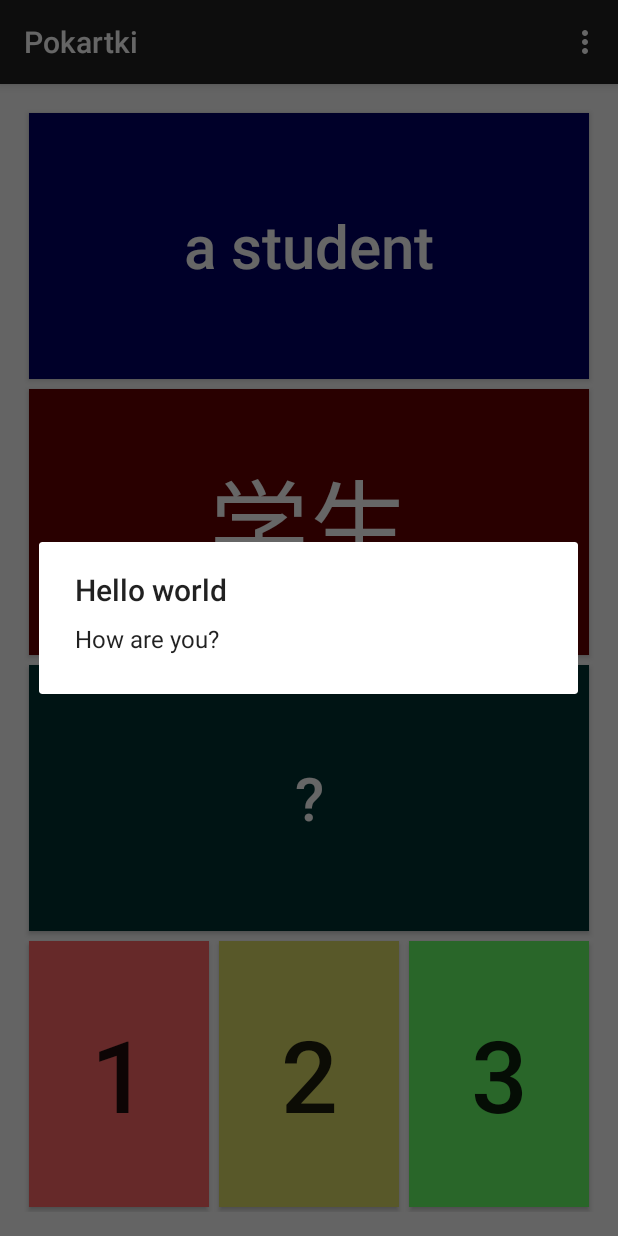
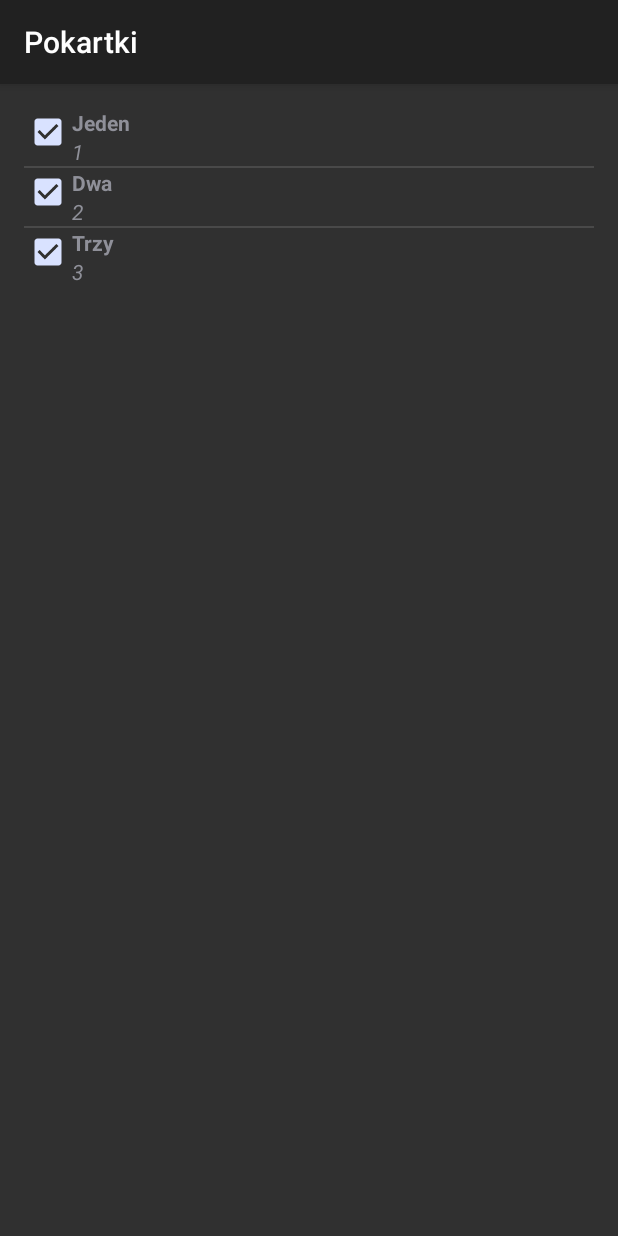
Before and after one commit to astasiak/pokartki, an Android app: the screen it shows after launch (MainActivity before the commit, SetsActivity after it), in the options menu, after a tap on "Sets", on a phone screen of 412 x 824 dp. Run offline under Robolectric (Android 15) with nearby library versions, the phone set to English and light mode, and no system bars.

```diff
--- a/app/src/main/AndroidManifest.xml
+++ b/app/src/main/AndroidManifest.xml
@@ -6,7 +6,7 @@
         android:allowBackup="true"
         android:icon="@mipmap/ic_launcher"
         android:label="@string/app_name"
-        android:theme="@style/AppTheme">
+        android:theme="@style/Base.Theme.AppCompat">
         <activity
             android:name=".MainActivity"
             android:label="@string/app_name" >
@@ -18,6 +18,7 @@
         </activity>
 
         <activity android:name=".DirectionsActivity"/>
+        <activity android:name=".SetsActivity"/>
     </application>
 
 </manifest>
--- a/app/src/main/java/io/github/astasiak/pokartki/MainActivity.java
+++ b/app/src/main/java/io/github/astasiak/pokartki/MainActivity.java
@@ -4,8 +4,8 @@ import android.app.AlertDialog;
 import android.content.Intent;
 import android.content.SharedPreferences;
 import android.preference.PreferenceManager;
-import android.support.v7.app.ActionBarActivity;
 import android.os.Bundle;
+import android.support.v7.app.AppCompatActivity;
 import android.view.Menu;
 import android.view.MenuItem;
 import android.view.View;
@@ -15,6 +15,7 @@ import java.util.HashSet;
 import java.util.Set;
 
 import io.github.astasiak.pokartki.dao.Flashcard;
+import io.github.astasiak.pokartki.dao.FlashcardSet;
 import io.github.astasiak.pokartki.dao.FlashcardSetsDao;
 import io.github.astasiak.pokartki.dao.FlashcardsDao;
 import io.github.astasiak.pokartki.engine.Answer;
@@ -24,7 +25,7 @@ import io.github.astasiak.pokartki.engine.QuestionDirection;
 import io.github.astasiak.pokartki.engine.QuestionSource;
 
 
-public class MainActivity extends ActionBarActivity {
+public class MainActivity extends AppCompatActivity {
 
     private QuestionSource questionSource;
     private FlashcardsDao flashcardsDao;
@@ -44,7 +45,7 @@ public class MainActivity extends ActionBarActivity {
 
         this.flashcardsDao = new FlashcardsDao(getApplicationContext());
         this.flashcardSetsDao = new FlashcardSetsDao(getApplicationContext());
-        insertSampleData(flashcardsDao);
+        insertSampleData(flashcardsDao, flashcardSetsDao);
         this.questionSource = new DaoQuestionStore(flashcardsDao, flashcardSetsDao);
 
         SharedPreferences settings = PreferenceManager.getDefaultSharedPreferences(this);
@@ -138,7 +139,8 @@ public class MainActivity extends ActionBarActivity {
     public boolean onOptionsItemSelected(MenuItem item) {
         int id = item.getItemId();
         if (id == R.id.action_sets) {
-            showDialog("Hello world", "How are you?");
+            Intent intent = new Intent(MainActivity.this, SetsActivity.class);
+            startActivity(intent);
             return true;
         }
         if (id == R.id.action_directions) {
@@ -169,20 +171,34 @@ public class MainActivity extends ActionBarActivity {
         dialog.show();
     }
 
-    private void insertSampleData(FlashcardsDao flashcardsDao) {
+    private void insertSampleData(FlashcardsDao flashcardsDao, FlashcardSetsDao flashcardSetsDao) {
         flashcardsDao.clear();
-        flashcardsDao.insert(sampleFlashcard("a student", "\u5b66\u751f", "xu\u00e9sheng"));
-        flashcardsDao.insert(sampleFlashcard("a language", "\u8bed\u8a00", "y\u016dy\u00e1n"));
-        flashcardsDao.insert(sampleFlashcard("I'm sorry", "\u5bf9\u4e0d\u8d77", "du\u00ec buq\u012d"));
-        flashcardsDao.insert(sampleFlashcard("Good bye", "\u518d\u89c1", "z\u00e0iji\u00e0n"));
-        flashcardsDao.insert(sampleFlashcard("this", "\u8FD9", "zh\u00e8"));
+        flashcardsDao.insert(sampleFlashcard(1l, "a student", "\u5b66\u751f", "xu\u00e9sheng"));
+        flashcardsDao.insert(sampleFlashcard(2l, "a language", "\u8bed\u8a00", "y\u016dy\u00e1n"));
+        flashcardsDao.insert(sampleFlashcard(2l, "I'm sorry", "\u5bf9\u4e0d\u8d77", "du\u00ec buq\u012d"));
+        flashcardsDao.insert(sampleFlashcard(2l, "Good bye", "\u518d\u89c1", "z\u00e0iji\u00e0n"));
+        flashcardsDao.insert(sampleFlashcard(3l, "this", "\u8FD9", "zh\u00e8"));
+
+        flashcardSetsDao.clear();
+        flashcardSetsDao.insert(sampleFlashcardSet(1l, "Jeden", true));
+        flashcardSetsDao.insert(sampleFlashcardSet(2l, "Dwa", true));
+        flashcardSetsDao.insert(sampleFlashcardSet(3l, "Trzy", true));
     }
 
-    private Flashcard sampleFlashcard(String english, String chinese, String pinyin) {
+    private Flashcard sampleFlashcard(Long setId, String english, String chinese, String pinyin) {
         Flashcard card = new Flashcard();
+        card.setSetId(setId);
         card.setEnglish(english);
         card.setChinese(chinese);
         card.setPinyin(pinyin);
         return card;
     }
+
+    private FlashcardSet sampleFlashcardSet(Long id, String name, boolean active) {
+        FlashcardSet set = new FlashcardSet();
+        set.setId(id);
+        set.setName(name);
+        set.setActive(active);
+        return set;
+    }
 }
--- /dev/null
+++ b/app/src/main/java/io/github/astasiak/pokartki/SetsActivity.java
@@ -0,0 +1,92 @@
+package io.github.astasiak.pokartki;
+
+import android.content.Context;
+import android.os.Bundle;
+import android.support.v7.app.AppCompatActivity;
+import android.view.LayoutInflater;
+import android.view.View;
+import android.view.ViewGroup;
+import android.widget.ArrayAdapter;
+import android.widget.CheckBox;
+import android.widget.CompoundButton;
+import android.widget.ListView;
+import android.widget.TextView;
+
+import java.util.ArrayList;
+import java.util.List;
+import io.github.astasiak.pokartki.dao.FlashcardSet;
+import io.github.astasiak.pokartki.dao.FlashcardSetsDao;
+
+
+public class SetsActivity extends AppCompatActivity {
+
+    private ListView setsListView;
+    private FlashcardSetsDao flashcardSetsDao;
+    private SetAdapter adapter;
+
+    @Override
+    protected void onCreate(Bundle savedInstanceState) {
+        super.onCreate(savedInstanceState);
+
+        this.flashcardSetsDao = new FlashcardSetsDao(getApplicationContext());
+        List<FlashcardSet> list = flashcardSetsDao.list();
+
+        setContentView(R.layout.activity_sets);
+        adapter = new SetAdapter(list, getApplicationContext(), this.flashcardSetsDao);
+
+        setsListView = (ListView) findViewById(R.id.setsListView);
+        setsListView.setAdapter(adapter);
+    }
+}
+
+
+class SetAdapter extends ArrayAdapter<FlashcardSet> {
+
+    private List<FlashcardSet> list;
+    private Context context;
+    private FlashcardSetsDao setsDao;
+
+    public SetAdapter(List<FlashcardSet> list, Context context, FlashcardSetsDao setsDao) {
+        super(context, R.layout.set_item, list);
+        this.list = new ArrayList<>(list);
+        this.context = context;
+        this.setsDao = setsDao;
+    }
+
+    private static class SetHolder {
+        public TextView name;
+        public TextView description;
+        public CheckBox checkbox;
+    }
+
+    @Override
+    public View getView(int position, View convertView, ViewGroup parent) {
+        SetHolder holder = null;
+
+        final FlashcardSet set = list.get(position);
+        if(convertView==null) {
+            LayoutInflater vi = (LayoutInflater) context.getSystemService(Context.LAYOUT_INFLATER_SERVICE);
+            convertView = vi.inflate(R.layout.set_item, null);
+
+            holder = new SetHolder();
+            holder.name = (TextView) convertView.findViewById(R.id.set_name);
+            holder.description = (TextView) convertView.findViewById(R.id.set_info);
+            holder.checkbox = (CheckBox) convertView.findViewById(R.id.set_checkbox);
+            convertView.setTag(holder);
+
+            holder.checkbox.setOnCheckedChangeListener(new CompoundButton.OnCheckedChangeListener() {
+                public void onCheckedChanged(CompoundButton buttonView, boolean isChecked) {
+                    setsDao.setActive(set.getId(), isChecked);
+                }
+            });
+        } else {
+            holder = (SetHolder) convertView.getTag();
+        }
+
+        holder.name.setText(set.getName());
+        holder.description.setText(set.getId().toString());
+        holder.checkbox.setChecked(set.isActive());
+        holder.checkbox.setTag(set);
+        return convertView;
+    }
+}
--- a/app/src/main/java/io/github/astasiak/pokartki/dao/FlashcardSetsDao.java
+++ b/app/src/main/java/io/github/astasiak/pokartki/dao/FlashcardSetsDao.java
@@ -66,6 +66,12 @@ public class FlashcardSetsDao extends SQLiteOpenHelper {
         getWritableDatabase().update(TABLE_NAME, values, "id=" + set.getId(), new String[]{});
     }
 
+    public void setActive(Long id, boolean isActive) {
+        ContentValues values = new ContentValues();
+        values.put("active", isActive);
+        getWritableDatabase().update(TABLE_NAME, values, "id=" + id, new String[]{});
+    }
+
     private FlashcardSet cursor2set(Cursor cursor) {
         Long id = cursor.getLong(0);
         String name = cursor.getString(1);
@@ -82,4 +88,8 @@ public class FlashcardSetsDao extends SQLiteOpenHelper {
         set.setActive(active);
         return set;
     }
+
+    public void clear() {
+        getWritableDatabase().delete(TABLE_NAME, null, null);
+    }
 }
--- a/app/src/main/java/io/github/astasiak/pokartki/engine/DaoQuestionStore.java
+++ b/app/src/main/java/io/github/astasiak/pokartki/engine/DaoQuestionStore.java
@@ -7,6 +7,7 @@ import java.util.Set;
 import java.util.List;
 
 import io.github.astasiak.pokartki.dao.Flashcard;
+import io.github.astasiak.pokartki.dao.FlashcardSet;
 import io.github.astasiak.pokartki.dao.FlashcardsDao;
 import io.github.astasiak.pokartki.dao.FlashcardSetsDao;
 
@@ -14,7 +15,6 @@ public class DaoQuestionStore implements QuestionSource {
     private FlashcardsDao flashcardsDao;
     private FlashcardSetsDao flashcardSetsDao;
     private Set<QuestionDirection> directions = null;
-    private Set<Long> setIds = null;
 
     private PriorityQueue<QuestionEntry> queue = new PriorityQueue<>();
     private double globalBasePosition = 0.0;
@@ -27,15 +27,24 @@ public class DaoQuestionStore implements QuestionSource {
     }
 
     public void init() {
-        if(this.directions==null /*|| this.setIds==null*/) {
+        if(this.directions==null) {
             throw new IllegalStateException("Directions or sets not configured");
         }
         queue.clear();
+        List<FlashcardSet> allSets = flashcardSetsDao.list();
+        Set<Long> activeSetIds = new HashSet<>();
+        for(FlashcardSet set : allSets) {
+            if(set.isActive()) {
+                activeSetIds.add(set.getId());
+            }
+        }
         allFlashcards = flashcardsDao.list();
         for(Flashcard card : allFlashcards) {
-            for(QuestionDirection direction : QuestionDirection.values()) {
-                if(directions.contains(direction)) {
-                    queue.add(new QuestionEntry(card, direction, 0.0));
+            if(activeSetIds.contains(card.getSetId())) {
+                for (QuestionDirection direction : QuestionDirection.values()) {
+                    if (directions.contains(direction)) {
+                        queue.add(new QuestionEntry(card, direction, 0.0));
+                    }
                 }
             }
         }
@@ -63,11 +72,6 @@ public class DaoQuestionStore implements QuestionSource {
         this.directions = new HashSet<>(directions);
         init();
     }
-
-    public void configureSets(Set<Long> setIds) {
-        this.setIds = new HashSet<>(setIds);
-        // reload queue
-    }
 }
 
 class QuestionEntry implements Comparable<QuestionEntry> {
--- a/app/src/main/java/io/github/astasiak/pokartki/engine/QuestionSource.java
+++ b/app/src/main/java/io/github/astasiak/pokartki/engine/QuestionSource.java
@@ -6,5 +6,4 @@ public interface QuestionSource {
     Question getCurrentQuestion();
     void setAnswer(Answer answer);
     void configureDirections(Set<QuestionDirection> directions);
-    void configureSets(Set<Long> setIds);
 }
--- a/app/src/main/res/layout/activity_main.xml
+++ b/app/src/main/res/layout/activity_main.xml
@@ -51,7 +51,7 @@
             android:layout_gravity="center_horizontal"
             android:layout_weight="1"
             android:textSize="60px"
-            android:background="#033"
+            android:background="#055"
             android:textColor="#fff"
             android:layout_margin="5px"/>
 
--- /dev/null
+++ b/app/src/main/res/layout/activity_sets.xml
@@ -0,0 +1,15 @@
+<RelativeLayout xmlns:android="http://schemas.android.com/apk/res/android"
+    xmlns:tools="http://schemas.android.com/tools" android:layout_width="match_parent"
+    android:layout_height="match_parent" android:paddingLeft="@dimen/activity_horizontal_margin"
+    android:paddingRight="@dimen/activity_horizontal_margin"
+    android:paddingTop="@dimen/activity_vertical_margin"
+    android:paddingBottom="@dimen/activity_vertical_margin" tools:context=".SetsActivity">
+
+    <ListView
+        android:id="@+id/setsListView"
+        android:layout_width="wrap_content"
+        android:layout_height="wrap_content"
+        android:layout_alignParentTop="true"
+        android:layout_alignParentLeft="true"
+        android:layout_alignParentStart="true" />
+</RelativeLayout>
--- /dev/null
+++ b/app/src/main/res/layout/set_item.xml
@@ -0,0 +1,24 @@
+<?xml version="1.0" encoding="utf-8"?>
+<RelativeLayout xmlns:android="http://schemas.android.com/apk/res/android"
+    android:layout_width="match_parent"
+    android:layout_height="match_parent">
+
+    <CheckBox
+        android:id="@+id/set_checkbox"
+        android:layout_width="wrap_content"
+        android:layout_height="wrap_content"
+        android:layout_alignParentLeft="true"/>
+    <TextView
+        android:id="@+id/set_name"
+        android:layout_width="wrap_content"
+        android:layout_height="wrap_content"
+        android:layout_toRightOf="@id/set_checkbox"
+        android:textStyle="bold"/>
+    <TextView
+        android:id="@+id/set_info"
+        android:layout_width="wrap_content"
+        android:layout_height="wrap_content"
+        android:layout_below="@id/set_name"
+        android:layout_toRightOf="@id/set_checkbox"
+        android:textStyle="italic"/>
+</RelativeLayout>
```
